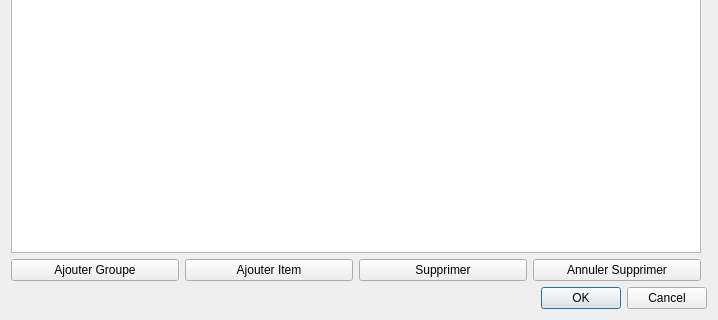
Before: the Qt Designer form stepcreatorv2/copymodeldialog.ui in computree/computree-v3, drawn with Qt 5; both pictures show x 0 to 718 and y 144 to 464 of the 718 by 464 pixel window.
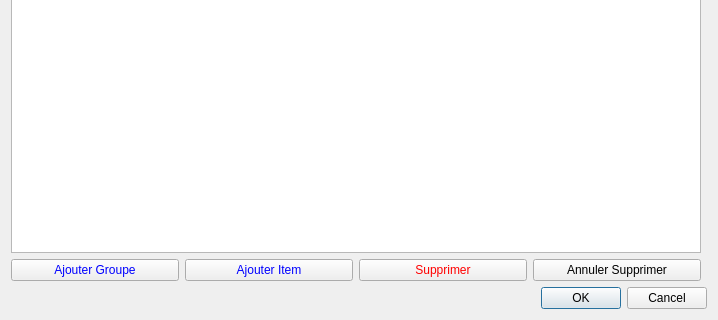
After: the same form once the commit is applied.

Diff of the .ui file:
```diff
--- a/stepcreatorv2/copymodeldialog.ui
+++ b/stepcreatorv2/copymodeldialog.ui
@@ -80,6 +80,9 @@
             </property>
             <item>
              <widget class="QPushButton" name="pb_addGroup">
+              <property name="styleSheet">
+               <string notr="true">QPushButton { color: blue}</string>
+              </property>
               <property name="text">
                <string>Ajouter Groupe</string>
               </property>
@@ -87,6 +90,9 @@
             </item>
             <item>
              <widget class="QPushButton" name="pb_addItem">
+              <property name="styleSheet">
+               <string notr="true">QPushButton { color: blue}</string>
+              </property>
               <property name="text">
                <string>Ajouter Item</string>
               </property>
@@ -94,6 +100,9 @@
             </item>
             <item>
              <widget class="QPushButton" name="pb_delete">
+              <property name="styleSheet">
+               <string notr="true">QPushButton { color: red}</string>
+              </property>
               <property name="text">
                <string>Supprimer</string>
               </property>
```
